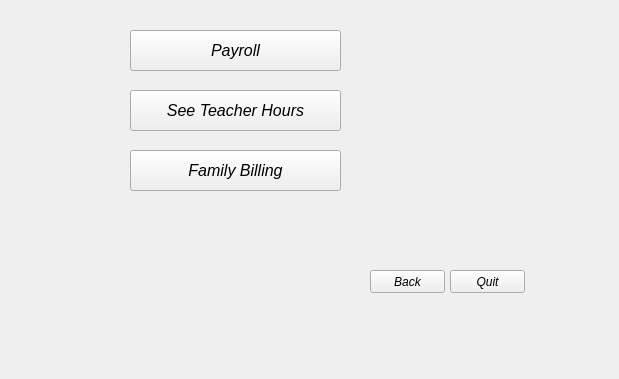
Above: together/Admin Landing.ui from SDSMT-CSC464-F15/dancesoft before the change. Below: the same form after it.
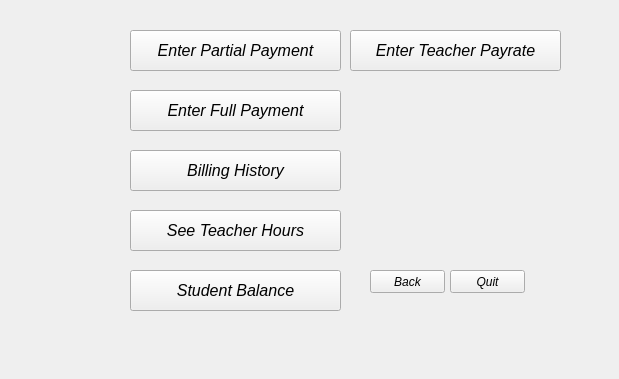
That is the form after the change. The open tabs and pages were chosen to show the change.

Patch:
```diff
--- a/together/Admin Landing.ui
+++ b/together/Admin Landing.ui
@@ -515,7 +515,7 @@
        </font>
       </property>
       <property name="text">
-       <string>Family Billing</string>
+       <string>Billing History</string>
       </property>
      </widget>
      <widget class="QPushButton" name="Quit_btn_5">
@@ -541,7 +541,7 @@
       <property name="geometry">
        <rect>
         <x>120</x>
-        <y>90</y>
+        <y>210</y>
         <width>211</width>
         <height>41</height>
        </rect>
@@ -593,7 +593,67 @@
        </font>
       </property>
       <property name="text">
-       <string>Payroll</string>
+       <string>Enter Partial Payment</string>
+      </property>
+     </widget>
+     <widget class="QPushButton" name="Enter_full_payment_btn">
+      <property name="geometry">
+       <rect>
+        <x>120</x>
+        <y>90</y>
+        <width>211</width>
+        <height>41</height>
+       </rect>
+      </property>
+      <property name="font">
+       <font>
+        <family>Arial</family>
+        <pointsize>12</pointsize>
+        <italic>true</italic>
+       </font>
+      </property>
+      <property name="text">
+       <string>Enter Full Payment</string>
+      </property>
+     </widget>
+     <widget class="QPushButton" name="Student_balance_btn">
+      <property name="geometry">
+       <rect>
+        <x>120</x>
+        <y>270</y>
+        <width>211</width>
+        <height>41</height>
+       </rect>
+      </property>
+      <property name="font">
+       <font>
+        <family>Arial</family>
+        <pointsize>12</pointsize>
+        <italic>true</italic>
+       </font>
+      </property>
+      <property name="text">
+       <string>Student Balance</string>
+      </property>
+     </widget>
+     <widget class="QPushButton" name="Enter_teacher_payrate_btn">
+      <property name="geometry">
+       <rect>
+        <x>340</x>
+        <y>30</y>
+        <width>211</width>
+        <height>41</height>
+       </rect>
+      </property>
+      <property name="font">
+       <font>
+        <family>Arial</family>
+        <pointsize>12</pointsize>
+        <italic>true</italic>
+       </font>
+      </property>
+      <property name="text">
+       <string>Enter Teacher Payrate</string>
       </property>
      </widget>
     </widget>
```
Left out of the diff: 86 changed lines with no effect on the pictures.
